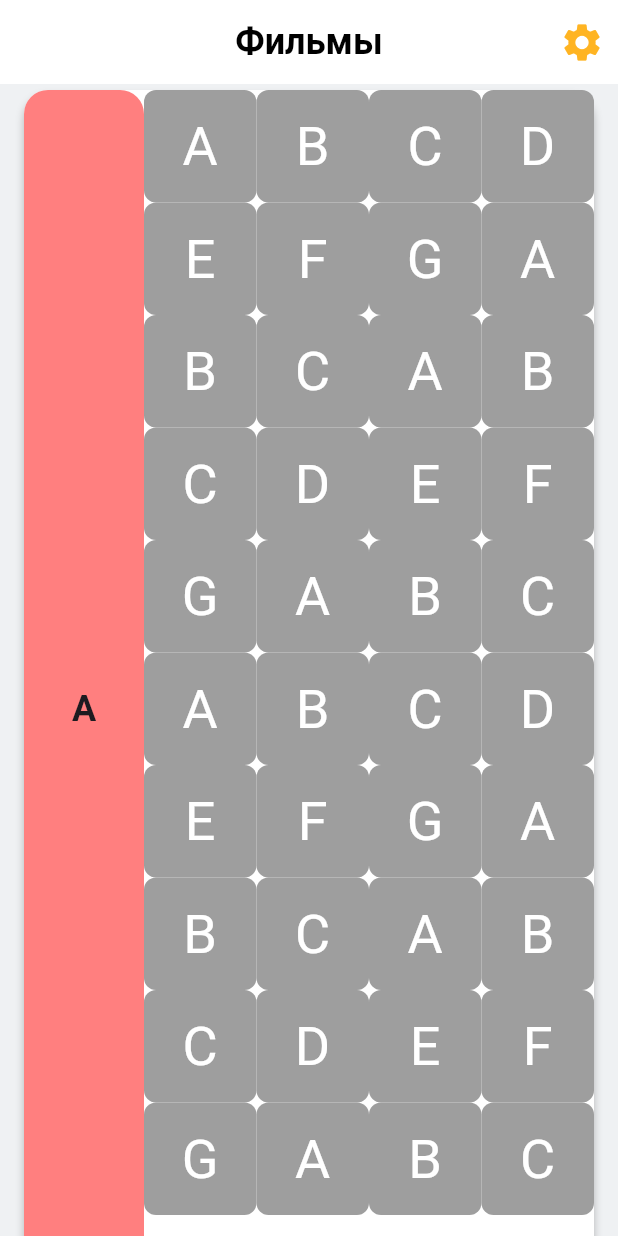
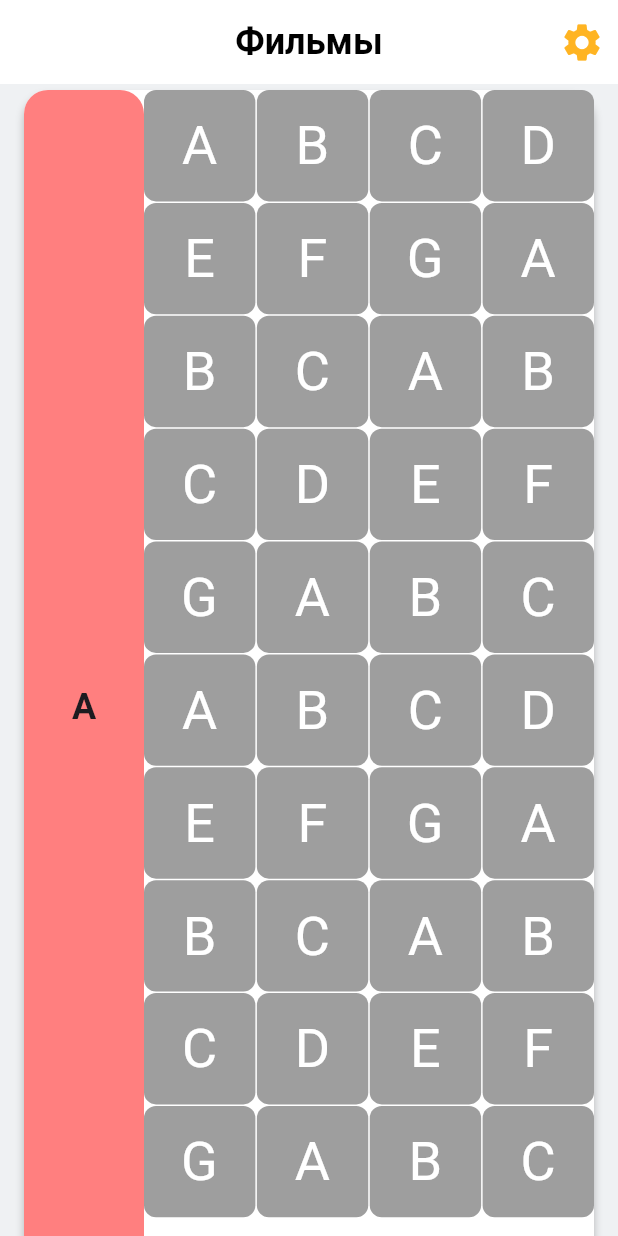
Before and after one commit to kapustamangusta/tier_list, a Flutter app: the screen it shows after launch, on a phone screen of 412 x 824 dp. Run offline on Flutter 3.47's test engine with Material 3 defaults, Android fonts, the light colour scheme and no system bars; our stand-ins replace dotted_border; missing offline and left inert: super_drag_and_drop.

Commit message:
fixed a problem with scrolling in categories screen

```diff
--- a/lib/categories/view/categories_page.dart
+++ b/lib/categories/view/categories_page.dart
@@ -88,7 +88,7 @@ class _CategoriesPageState extends State<CategoriesPage> {
 
   Size itemSize = Size.zero;
   final int columns = 4;
-  final int itemSpacing = 0;
+  final double itemSpacing = 1;
   final double widthLeftPanel = 80;
   final double heightLowerPanel = 120;
   bool pinned = false;
@@ -153,6 +153,7 @@ class _CategoriesPageState extends State<CategoriesPage> {
       // ),
       body: Stack(
         children: [
+
           CustomScrollView(
             controller: _scrollController,
             slivers: [
@@ -169,7 +170,7 @@ class _CategoriesPageState extends State<CategoriesPage> {
                   return Padding(
                     padding: const EdgeInsets.all(8.0),
                     child: Transform.scale(
-                      scale: 0.5,
+                      scale: 0.8,
                       child: Container(child: child),
                     ),
                   );
@@ -234,7 +235,7 @@ class _CategoriesPageState extends State<CategoriesPage> {
               ? DropRegion(
                   formats: Formats.standardFormats,
                   onDropOver: (p0) async {
-                    _scrollController.jumpTo(_scrollController.offset - 5);
+                    _scrollController.jumpTo(_scrollController.offset - 2);
 
                     return DropOperation.userCancelled;
                   },
@@ -252,7 +253,7 @@ class _CategoriesPageState extends State<CategoriesPage> {
                   child: DropRegion(
                     formats: Formats.standardFormats,
                     onDropOver: (p0) async {
-                      _scrollController.jumpTo(_scrollController.offset + 5);
+                      _scrollController.jumpTo(_scrollController.offset + 2);
 
                       return DropOperation.none;
                     },
--- a/lib/categories/widgets/category_card.dart
+++ b/lib/categories/widgets/category_card.dart
@@ -19,7 +19,7 @@ class CategoryCard extends StatelessWidget {
       required this.color});
 
   final int columns;
-  final int itemSpacing;
+  final double itemSpacing;
   final double widthLeftPanel;
   final List<String> items;
 
@@ -70,6 +70,7 @@ class CategoryCard extends StatelessWidget {
               Flexible(
                 flex: 4,
                 child: CategoryContent(
+                  itemSpacing: itemSpacing,
                   height: heightContent,
                   width: constraints.maxWidth - widthLeftPanel,
                   itemSize: itemSize,
--- a/lib/categories/widgets/item_panel.dart
+++ b/lib/categories/widgets/item_panel.dart
@@ -4,7 +4,6 @@ import 'package:dotted_border/dotted_border.dart';
 import 'package:flutter/material.dart';
 import 'package:tier_list_maker/categories/widgets/widgets.dart';
 import 'package:tier_list_maker/core/core.dart';
-
 
 class ItemPanel extends StatelessWidget {
   const ItemPanel(
@@ -49,11 +48,11 @@ class ItemPanel extends StatelessWidget {
     }
 
     return GridView.count(
+      physics: const NeverScrollableScrollPhysics(),
       crossAxisCount: crossAxisCount,
       padding: const EdgeInsets.all(0),
       mainAxisSpacing: spacing,
       crossAxisSpacing: spacing,
-      shrinkWrap: true,
       children: itemsCopy.asMap().entries.map<Widget>(
         (MapEntry<int, String> entry) {
           Color textColor =
@@ -95,13 +94,10 @@ class ItemPanel extends StatelessWidget {
             );
           }
 
-          return Draggable(
-            feedback: Container(),
-            child: MyDraggableWidgets(
-              data: entry.value,
-              child: child,
-              onDragStart: () => onDragStart((entry.key, panel, null)),
-            ),
+          return MyDraggableWidgets(
+            data: entry.value,
+            child: child,
+            onDragStart: () => onDragStart((entry.key, panel, null)),
           );
         },
       ).toList(),
```
